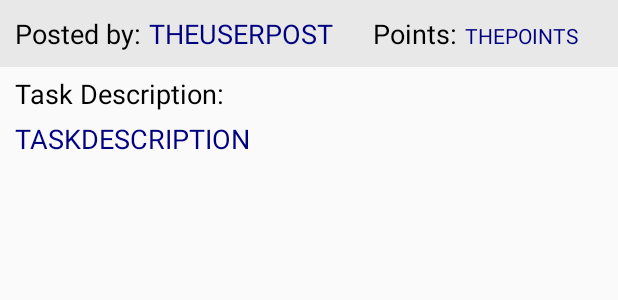
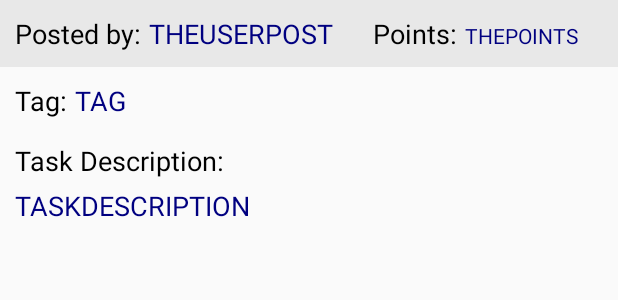
Before and after one commit to myoutspace/Project, an Android app: the layout task_list_item.xml on its own in the app's theme, with its tools: preview values and no code run, on a phone screen of 412 x 824 dp. Shown: the top 300 px of the screen. Run offline under Robolectric (Android 15) with nearby library versions, the phone set to English and light mode, and no system bars.

Commit message:
Fixed stuff

```diff
--- a/TaskManager/app/src/main/java/main/taskmanager/Display/CreateUsers.java
+++ b/TaskManager/app/src/main/java/main/taskmanager/Display/CreateUsers.java
@@ -22,6 +22,7 @@ import java.util.Date;
 import main.taskmanager.R;
 import main.taskmanager.javaActions.DatabaseHelper;
 import main.taskmanager.javaActions.Group;
+import main.taskmanager.javaActions.SimpleAction;
 import main.taskmanager.javaActions.User;
 
 public class CreateUsers extends AppCompatActivity {
@@ -37,14 +38,14 @@ public class CreateUsers extends AppCompatActivity {
         TextView textView = (TextView) findViewById(R.id.txtViewShwMssg);
         database = DatabaseHelper.getInstance(getApplicationContext());
         groupName = database.getActiveGroup();
-        textView.setText("Users in "  + groupName);
+        textView.setText("Users in " + SimpleAction.capitalizeString(groupName));
         final AlertDialog deleteDialog = new AlertDialog.Builder(this).create();
         database.setActiveUsers(null);
         final ArrayList<User> users = database.getAllActiveUsers();
         final ArrayList<String> usersName = new ArrayList<String>();
 
         for(User user : users){
-            usersName.add(user.getUsername());
+            usersName.add(SimpleAction.capitalizeString(user.getUsername()));
         }
 
         ArrayAdapter arrayAdapter=new ArrayAdapter(this,android.R.layout.simple_list_item_1, usersName);
--- a/TaskManager/app/src/main/java/main/taskmanager/Display/HomePage.java
+++ b/TaskManager/app/src/main/java/main/taskmanager/Display/HomePage.java
@@ -23,6 +23,7 @@ import java.util.List;
 import main.taskmanager.R;
 import main.taskmanager.javaActions.DatabaseHelper;
 import main.taskmanager.javaActions.MainDrawerListAdapter;
+import main.taskmanager.javaActions.SimpleAction;
 import main.taskmanager.javaActions.Task;
 import main.taskmanager.javaActions.TaskListAdapter;
 import main.taskmanager.javaActions.User;
@@ -46,7 +47,7 @@ public class HomePage extends AppCompatActivity {
         databaseHelper = DatabaseHelper.getInstance(getApplicationContext());
         setContentView(R.layout.activity_home_page);
         groupName = databaseHelper.getActiveGroup();
-        getSupportActionBar().setTitle(groupName);
+        getSupportActionBar().setTitle(SimpleAction.capitalizeString(groupName));
         databaseHelper.setActiveTasks(null);
         mDrawerList = (ListView) findViewById(R.id.left_drawer);
         contentList = (ListView) findViewById(R.id.TaskList);
--- a/TaskManager/app/src/main/java/main/taskmanager/javaActions/MainDrawerListAdapter.java
+++ b/TaskManager/app/src/main/java/main/taskmanager/javaActions/MainDrawerListAdapter.java
@@ -47,7 +47,7 @@ public class MainDrawerListAdapter extends ArrayAdapter<User> {
 
         User user = getItem(position);
         if (user!= null) {
-            viewHolder.userName.setText(user.getUsername());
+            viewHolder.userName.setText(SimpleAction.capitalizeString(user.getUsername()));
             viewHolder.pointAmount.setText(String.valueOf(user.getPointAmount()));
         }
 
--- a/TaskManager/app/src/main/java/main/taskmanager/javaActions/SimpleAction.java
+++ b/TaskManager/app/src/main/java/main/taskmanager/javaActions/SimpleAction.java
@@ -8,7 +8,7 @@ import android.view.View;
  */
 
 public class SimpleAction {
-    public static String capitalizeName(String name){
+    public static String capitalizeString(String name) {
         name = name.substring(0,1).toUpperCase() + name.substring(1,name.length());
         return name;
     }
--- a/TaskManager/app/src/main/java/main/taskmanager/javaActions/TaskListAdapter.java
+++ b/TaskManager/app/src/main/java/main/taskmanager/javaActions/TaskListAdapter.java
@@ -21,6 +21,7 @@ public class TaskListAdapter extends ArrayAdapter<Task> {
         private TextView taskUser;
         private TextView taskPoint;
         private TextView taskDescription;
+        private TextView taskTag;
     }
 
     public TaskListAdapter(Context context, ArrayList<Task> items) {
@@ -37,6 +38,7 @@ public class TaskListAdapter extends ArrayAdapter<Task> {
             viewHolder = new TaskListAdapter.ViewHolder();
             viewHolder.taskUser = (TextView) convertView.findViewById(R.id.postingUser);
             viewHolder.taskPoint = (TextView) convertView.findViewById(R.id.pointAmount);
+            viewHolder.taskTag = (TextView) convertView.findViewById(R.id.tag);
             viewHolder.taskDescription = (TextView) convertView.findViewById(R.id.taskDescription);
 
             convertView.setTag(viewHolder);
@@ -46,8 +48,9 @@ public class TaskListAdapter extends ArrayAdapter<Task> {
 
         Task task = getItem(position);
         if (task!= null) {
-            viewHolder.taskUser.setText(task.getUserPost());
+            viewHolder.taskUser.setText(SimpleAction.capitalizeString(task.getUserPost()));
             viewHolder.taskPoint.setText(String.valueOf(task.getPointAmount()));
+            viewHolder.taskTag.setText(SimpleAction.capitalizeString(task.getTag()));
             viewHolder.taskDescription.setText(task.getDescription());
         }
 
--- a/TaskManager/app/src/main/res/layout/activity_home_page.xml
+++ b/TaskManager/app/src/main/res/layout/activity_home_page.xml
@@ -85,7 +85,6 @@
         android:orientation="vertical">
 
 
-
     </LinearLayout>
 
     <ListView
@@ -96,6 +95,6 @@
         android:background="#111"
         android:choiceMode="singleChoice"
         android:divider="@android:color/transparent"
-        android:dividerHeight="0dp"/>
+        android:dividerHeight="0dp" />
 
 </android.support.v4.widget.DrawerLayout>
--- a/TaskManager/app/src/main/res/layout/task_list_item.xml
+++ b/TaskManager/app/src/main/res/layout/task_list_item.xml
@@ -75,6 +75,34 @@
 
         </LinearLayout>
 
+        <LinearLayout
+            android:layout_width="match_parent"
+            android:layout_height="match_parent"
+            android:orientation="horizontal"
+            android:paddingBottom="10sp"
+            android:paddingLeft="10sp"
+            android:paddingRight="10sp"
+            android:paddingTop="10sp">
+
+            <TextView
+                android:id="@+id/staticTag"
+                android:layout_width="wrap_content"
+                android:layout_height="match_parent"
+                android:paddingRight="5sp"
+                android:text="@string/text_box_hint_tag"
+                android:textColor="@android:color/black"
+                android:textSize="18sp" />
+
+            <TextView
+                android:id="@+id/tag"
+                android:layout_width="wrap_content"
+                android:layout_height="wrap_content"
+                android:text="TAG"
+                android:textColor="#000080"
+                android:textSize="18sp" />
+
+        </LinearLayout>
+
         <TextView
             android:id="@+id/staticTaskDescription"
             android:layout_width="match_parent"
```
Also changed, not shown: TaskManager/app/src/main/java/main/taskmanager/Display/CompleteTask.java (+6 -4 lines), TaskManager/app/src/main/java/main/taskmanager/Display/CreateTask.java (+6 -4 lines), TaskManager/app/src/main/res/layout/drawer_list_footer.xml (+9 -11 lines).
